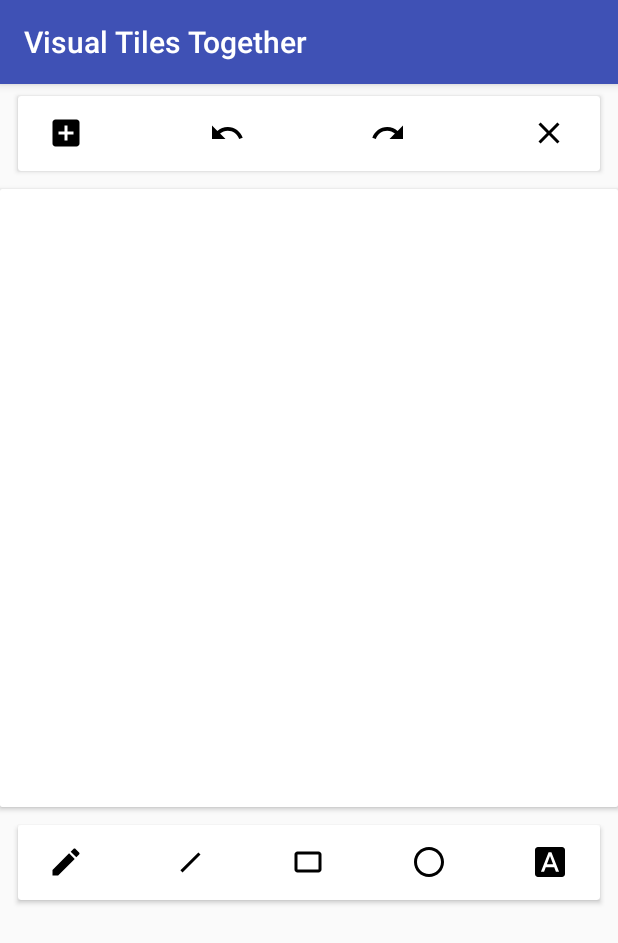
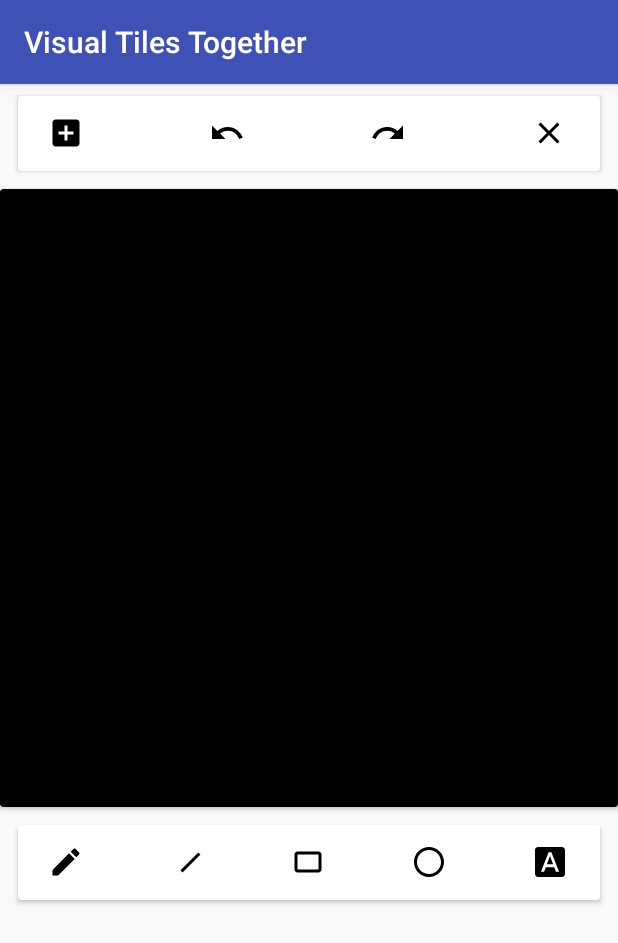
Before and after one commit to VisualTiles/VisualTilesTogether, an Android app: the TileCreationActivity screen opened directly, with no data from a screen before it, on a phone screen of 412 x 824 dp. Shown: the top 943 px of the screen. Run offline under Robolectric (Android 15) with nearby library versions, the phone set to English and light mode, and no system bars; our stand-ins replace Firebase (no records; nobody signed in at launch, a user with empty details on screens opened directly), data binding.

Commit message:
Fix transparency, make views dark.

```diff
--- a/app/src/main/java/com/javierarboleda/visualtilestogether/activities/TileCreationActivity.java
+++ b/app/src/main/java/com/javierarboleda/visualtilestogether/activities/TileCreationActivity.java
@@ -2,6 +2,7 @@ package com.javierarboleda.visualtilestogether.activities;
 
 import android.databinding.DataBindingUtil;
 import android.graphics.Bitmap;
+import android.graphics.Color;
 import android.graphics.Point;
 import android.net.Uri;
 import android.os.Bundle;
@@ -19,6 +20,7 @@ import com.google.firebase.storage.FirebaseStorage;
 import com.google.firebase.storage.StorageReference;
 import com.google.firebase.storage.UploadTask;
 import com.javierarboleda.visualtilestogether.R;
+import com.javierarboleda.visualtilestogether.VisualTilesTogetherApp;
 import com.javierarboleda.visualtilestogether.databinding.ActivityTileCreationBinding;
 import com.javierarboleda.visualtilestogether.fragments.ChannelAddDialog;
 import com.javierarboleda.visualtilestogether.fragments.ShapeAddDialog;
@@ -31,8 +33,7 @@ import java.io.ByteArrayOutputStream;
 import java.util.Date;
 
 public class TileCreationActivity extends AppCompatActivity
-        implements ChannelAddDialog.OnFragmentInteractionListener,
-        ShapeAddDialog.OnFragmentInteractionListener {
+        implements ShapeAddDialog.OnFragmentInteractionListener {
 
     ActivityTileCreationBinding binding;
     CanvasView mCanvas;
@@ -43,19 +44,18 @@ public class TileCreationActivity extends AppCompatActivity
         super.onCreate(savedInstanceState);
         binding = DataBindingUtil.setContentView(this, R.layout.activity_tile_creation);
 
-
         mCanvas = binding.cvVisualTile;
 
         Display d = getWindowManager().getDefaultDisplay();
         Point canvasDimen = new Point();
         d.getSize(canvasDimen);
         mCanvas.getLayoutParams().height = canvasDimen.x;
+        mCanvas.setBaseColor(Color.TRANSPARENT);
 
         mCanvas.setMode(CanvasView.Mode.DRAW);
         mCanvas.setDrawer(CanvasView.Drawer.PEN);
-
-        mCanvas.setPaintStrokeWidth(10F);
-
+        mCanvas.setPaintStrokeWidth(20F);
+        mCanvas.setPaintStrokeColor(Color.WHITE);
     }
 
     @Override
@@ -131,11 +131,6 @@ public class TileCreationActivity extends AppCompatActivity
     }
 
     @Override
-    public void onFragmentInteraction(Channel channel) {
-
-    }
-
-    @Override
     public void onFragmentInteraction(Bitmap bitmap) {
         // get the shapes folder of Firebase Storage for this app
         FirebaseStorage mFirebaseStorage = FirebaseStorage.getInstance();
@@ -146,7 +141,7 @@ public class TileCreationActivity extends AppCompatActivity
                 .getReferenceFromUrl("gs://visual-tiles-together.appspot.com")
                 .child("shapes");
         ByteArrayOutputStream baos = new ByteArrayOutputStream();
-        bitmap.compress(Bitmap.CompressFormat.JPEG, 100, baos);
+        bitmap.compress(Bitmap.CompressFormat.PNG, 100, baos);
         ByteArrayInputStream inputstream = new ByteArrayInputStream(baos .toByteArray());
         UploadTask uploadTask = shapesRef.child(key).putStream(inputstream);
         uploadTask.addOnFailureListener(new OnFailureListener() {
@@ -159,6 +154,7 @@ public class TileCreationActivity extends AppCompatActivity
             public void onSuccess(UploadTask.TaskSnapshot taskSnapshot) {
                 Uri downloadUrl = taskSnapshot.getDownloadUrl();
                 Tile tile = new Tile(false, 0, 0, null, downloadUrl.toString(), new Date());
+                tile.setChannelId(VisualTilesTogetherApp.getUser().getChannelId());
                 dbRef.child(key).setValue(tile);
             }
         });
--- a/app/src/main/java/com/javierarboleda/visualtilestogether/views/CanvasView.java
+++ b/app/src/main/java/com/javierarboleda/visualtilestogether/views/CanvasView.java
@@ -60,7 +60,7 @@ public class CanvasView extends View {
     private List<Paint> paintLists = new ArrayList<Paint>();
 
     // for Eraser
-    private int baseColor = Color.WHITE;
+    private int baseColor = Color.BLACK;
 
     // for Undo, Redo
     private int historyPointer = 0;
@@ -72,8 +72,8 @@ public class CanvasView extends View {
 
     // for Paint
     private Paint.Style paintStyle = Paint.Style.STROKE;
-    private int paintStrokeColor   = Color.BLACK;
-    private int paintFillColor     = Color.BLACK;
+    private int paintStrokeColor   = Color.WHITE;
+    private int paintFillColor     = Color.WHITE;
     private float paintStrokeWidth = 3F;
     private int opacity            = 255;
     private float blur             = 0F;
--- a/app/src/main/res/layout/activity_tile_creation.xml
+++ b/app/src/main/res/layout/activity_tile_creation.xml
@@ -2,6 +2,7 @@
 <layout
     xmlns:android="http://schemas.android.com/apk/res/android"
     xmlns:tools="http://schemas.android.com/tools"
+    xmlns:app="http://schemas.android.com/apk/res-auto"
     tools:context="com.javierarboleda.visualtilestogether.activities.TileCreationActivity">
 
     <RelativeLayout
@@ -30,7 +31,8 @@
             android:layout_width="match_parent"
             android:layout_height="wrap_content"
             android:layout_marginTop="12dp"
-            android:layout_below="@+id/cvTopEditBar">
+            android:layout_below="@+id/cvTopEditBar"
+            app:cardBackgroundColor="@android:color/black">
 
             <com.javierarboleda.visualtilestogether.views.CanvasView
                 android:id="@+id/cvVisualTile"
--- a/app/src/main/res/layout/tile_list_item.xml
+++ b/app/src/main/res/layout/tile_list_item.xml
@@ -16,7 +16,8 @@
             app:srcCompat="@mipmap/ic_launcher"
             android:id="@+id/ivShape"
             android:layout_alignParentTop="true"
-            android:layout_centerHorizontal="true" />
+            android:layout_centerHorizontal="true"
+            android:background="@android:color/black" />
 
         <ImageButton
             android:layout_width="wrap_content"
```
Also changed, not shown: app/src/main/java/com/javierarboleda/visualtilestogether/VisualTilesTogetherApp.java (+10 -0 lines), app/src/main/java/com/javierarboleda/visualtilestogether/activities/PresentationActivity.java (+37 -31 lines), 1 other file.
